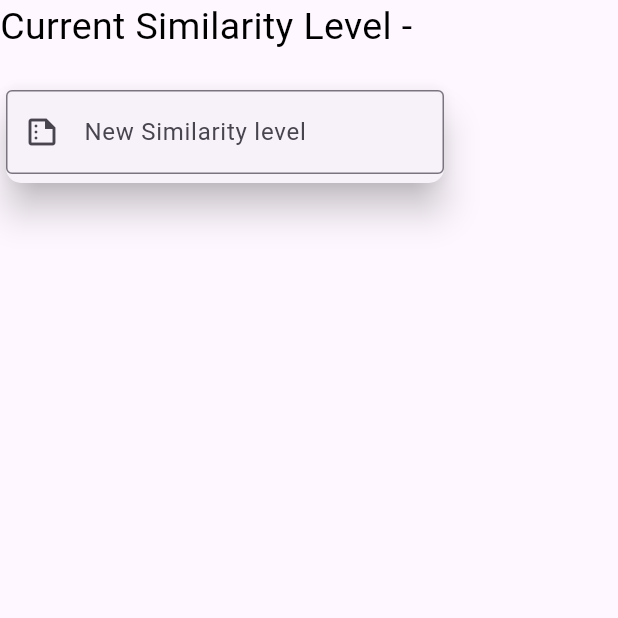
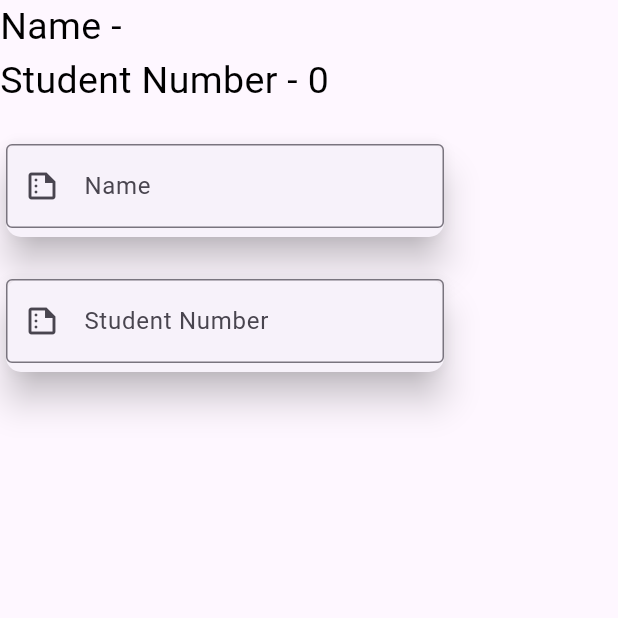
Before and after one commit to NaVindu0315/Flutter-Widgets, a Flutter app: the RealData screen opened directly, on a phone screen of 412 x 824 dp, the top half of it. Run offline on Flutter 3.47's test engine with Material 3 defaults, Android fonts, the phone set to English and light mode, and no system bars; our stand-ins replace firebase_core; accounts and stored records are empty.

Commit message:
new textfield

```diff
--- a/lib/firebase/realtime.dart
+++ b/lib/firebase/realtime.dart
@@ -33,7 +33,16 @@ class _RealDataState extends State<RealData> {
         Row(
           children: [
             Text(
-              'Current Similarity Level - $name',
+              'Name - $name',
+              style: TextStyle(fontSize: 25.0, color: Colors.black),
+            ),
+            Spacer(),
+          ],
+        ),
+        Row(
+          children: [
+            Text(
+              'Student Number - $stnum',
               style: TextStyle(fontSize: 25.0, color: Colors.black),
             ),
             Spacer(),
@@ -62,7 +71,40 @@ class _RealDataState extends State<RealData> {
                     prefixIcon: Icon(
                       Icons.summarize_outlined,
                     ),
-                    labelText: 'New Similarity level',
+                    labelText: 'Name',
+                    border: OutlineInputBorder(),
+                  ),
+                ),
+              ),
+            ),
+          ],
+        ),
+        SizedBox(
+          height: 20.0,
+        ),
+
+        ///student numer
+        Row(
+          children: [
+            SizedBox(
+              height: 70,
+              width: 300, // Set the width of the SizedBox to 300 pixels
+              child: Card(
+                elevation: 10,
+                shape: RoundedRectangleBorder(
+                  borderRadius: BorderRadius.circular(10),
+                ),
+                child: TextFormField(
+                  controller: studentcontroller,
+                  onChanged: (value) {
+                    //email = value;
+                    stnum = int.parse(value);
+                  },
+                  decoration: InputDecoration(
+                    prefixIcon: Icon(
+                      Icons.summarize_outlined,
+                    ),
+                    labelText: 'Student Number ',
                     border: OutlineInputBorder(),
                   ),
                 ),
```
